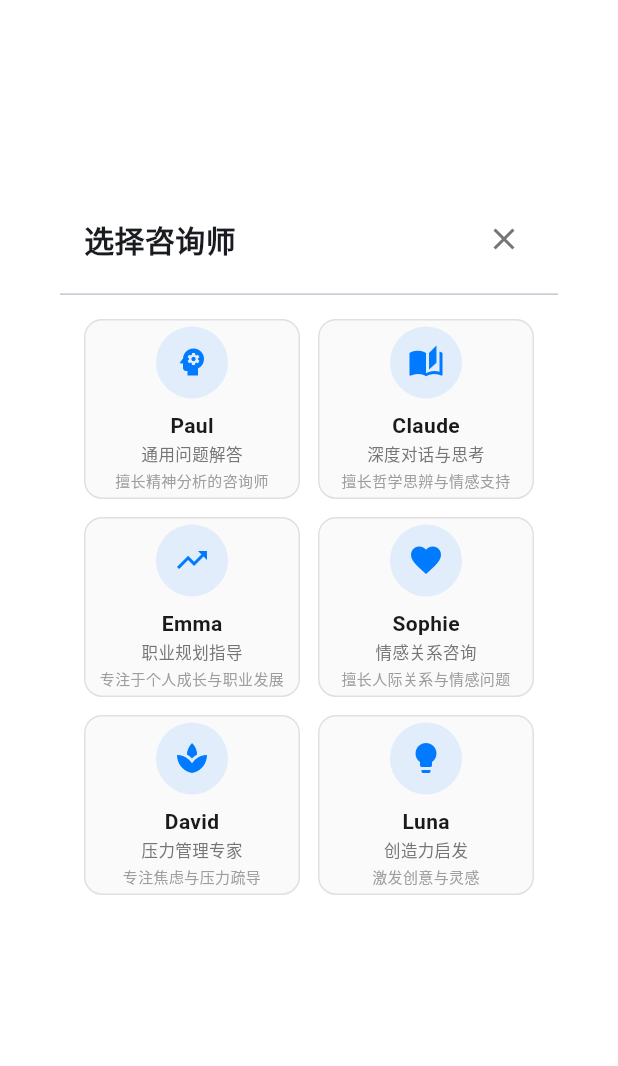
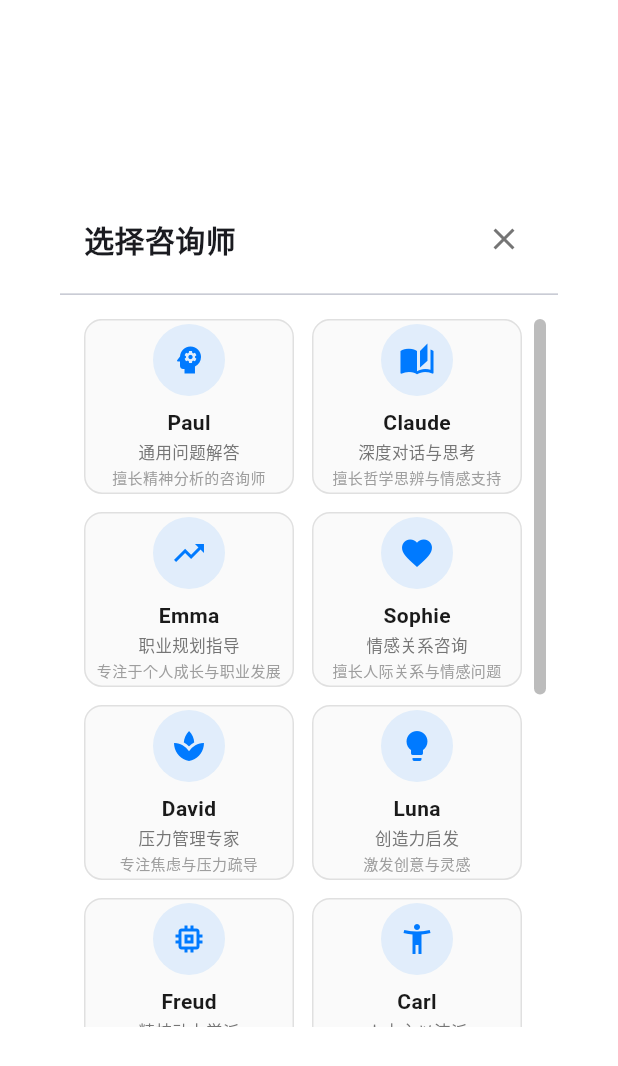
Before and after one commit to ykxggg/heart_1, a Flutter app: the CounselorSelectionDialog widget shown alone on an empty page, opened directly with empty values, on a phone screen of 412 x 824 dp. Shown: the top 1066 px of the screen. Run offline on Flutter 3.47's test engine with Material 3 defaults, Android fonts, the phone set to English and light mode, and no system bars; our stand-ins replace dio, shared_preferences; accounts and stored records are empty; Roboto replaces fonts that are missing (SF Pro Display).

Commit message:
feat: 添加7个专业心理咨询流派咨询师并优化UI显示
新增咨询师：
- Freud: 精神动力学派 - 深度心理分析与人格成长
- Carl: 人本主义流派 - 自我接纳与个人成长
- Aaron: 认知行为流派 - 认知重构与行为改变
- Maya: 后现代主义流派 - 叙事重构与意义创造
- Virginia: 家庭系统流派 - 家庭关系与系统治疗
- Viktor: 存在主义疗法 - 意义追寻与存在探索
- Fritz: 完形疗法 - 觉察训练与整体整合

UI优化：
- 修复咨询师选择界面加载所有prompts的bug
- 添加右侧滚动条，支持查看所有13个咨询师
- 优化滚动条显示：始终可见，调整宽度和圆角
- 优化布局间距，避免滚动条覆盖内容

```diff
--- a/lib/components/counselor_selection_dialog.dart
+++ b/lib/components/counselor_selection_dialog.dart
@@ -61,7 +61,13 @@ class _CounselorSelectionDialogState extends State<CounselorSelectionDialog> {
             const Divider(height: 1),
             Expanded(
               child: Padding(
-                padding: const EdgeInsets.all(16),
+                padding: const EdgeInsets.fromLTRB(16, 16, 8, 16),
+                child: Scrollbar(
+                  thumbVisibility: true,
+                  thickness: 8,
+                  radius: const Radius.circular(4),
+                  child: Padding(
+                    padding: const EdgeInsets.only(right: 16),
                     child: GridView.builder(
                       gridDelegate: SliverGridDelegateWithFixedCrossAxisCount(
                         crossAxisCount: isMobile ? 2 : 3,
@@ -154,6 +160,8 @@ class _CounselorSelectionDialogState extends State<CounselorSelectionDialog> {
                         ),
                       );
                     },
+                  ),
+                  ),
                 ),
               ),
             ),
--- a/lib/models/counselor.dart
+++ b/lib/models/counselor.dart
@@ -80,4 +80,67 @@ final List<Counselor> counselors = [
     model: 'GPT-4',
     promptAssetPath: 'assets/prompts/luna.md',
   ),
+  Counselor(
+    id: '7',
+    name: 'Freud',
+    description: '精神动力学派',
+    specialty: '深度心理分析与人格成长',
+    icon: Icons.memory,
+    model: 'GPT-4',
+    promptAssetPath: 'assets/prompts/freud.md',
+  ),
+  Counselor(
+    id: '8',
+    name: 'Carl',
+    description: '人本主义流派',
+    specialty: '自我接纳与个人成长',
+    icon: Icons.accessibility_new,
+    model: 'Claude',
+    promptAssetPath: 'assets/prompts/carl.md',
+  ),
+  Counselor(
+    id: '9',
+    name: 'Aaron',
+    description: '认知行为流派',
+    specialty: '认知重构与行为改变',
+    icon: Icons.psychology_alt,
+    model: 'GPT-4',
+    promptAssetPath: 'assets/prompts/aaron.md',
+  ),
+  Counselor(
+    id: '10',
+    name: 'Maya',
+    description: '后现代主义流派',
+    specialty: '叙事重构与意义创造',
+    icon: Icons.stars,
+    model: 'Claude',
+    promptAssetPath: 'assets/prompts/maya.md',
+  ),
+  Counselor(
+    id: '11',
+    name: 'Virginia',
+    description: '家庭系统流派',
+    specialty: '家庭关系与系统治疗',
+    icon: Icons.family_restroom,
+    model: 'GPT-4',
+    promptAssetPath: 'assets/prompts/virginia.md',
+  ),
+  Counselor(
+    id: '12',
+    name: 'Viktor',
+    description: '存在主义疗法',
+    specialty: '意义追寻与存在探索',
+    icon: Icons.explore,
+    model: 'Claude',
+    promptAssetPath: 'assets/prompts/viktor.md',
+  ),
+  Counselor(
+    id: '13',
+    name: 'Fritz',
+    description: '完形疗法',
+    specialty: '觉察训练与整体整合',
+    icon: Icons.blur_on,
+    model: 'GPT-4',
+    promptAssetPath: 'assets/prompts/fritz.md',
+  ),
 ];
```
Also changed, not shown: 7 other files. Lines whose indentation alone changed are shown as unchanged.
